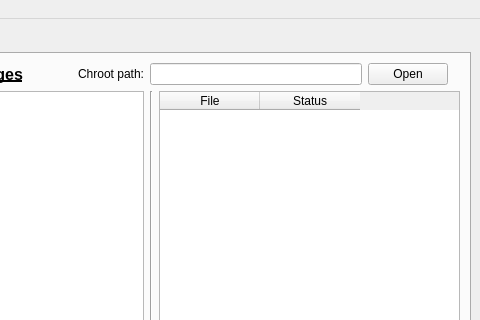
Before: the Qt Designer form src/ObsLightGui/ui/obsLightMain.ui in ronan22/obs-light, drawn with Qt 5; both pictures show x 341 to 821 and y 0 to 320 of the 821 by 440 pixel window.
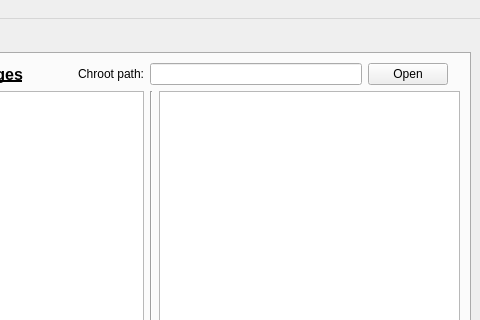
After: the same form once the commit is applied.

Commit message: - added getPackageDirectory in ObsLightManager (to be checked) - added FileManager in ObsLightGui

Patch:
```diff
--- a/src/ObsLightGui/ui/obsLightMain.ui
+++ b/src/ObsLightGui/ui/obsLightMain.ui
@@ -97,20 +97,6 @@
           </property>
          </widget>
         </item>
-        <item row="1" column="8" colspan="5">
-         <widget class="QTableWidget" name="tableWidget">
-          <column>
-           <property name="text">
-            <string>File</string>
-           </property>
-          </column>
-          <column>
-           <property name="text">
-            <string>Status</string>
-           </property>
-          </column>
-         </widget>
-        </item>
         <item row="2" column="8">
          <widget class="QPushButton" name="addFileButton">
           <property name="text">
@@ -253,6 +239,9 @@
           </attribute>
          </widget>
         </item>
+        <item row="1" column="8" colspan="5">
+         <widget class="QTreeView" name="fileTreeView"/>
+        </item>
        </layout>
       </widget>
       <widget class="QWidget" name="imagerProjectTab">
```
The commit also changes 5 other files.
